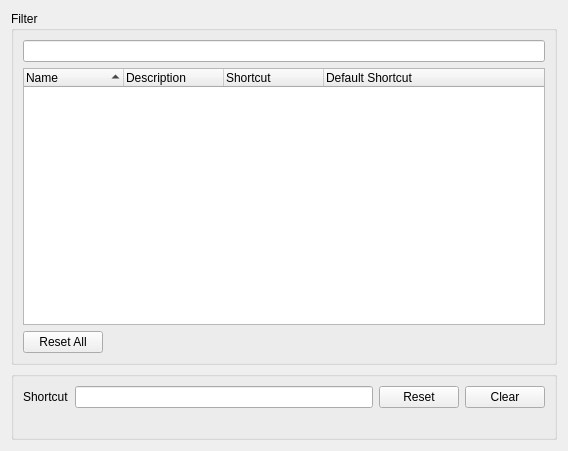
This is src/Sigil/Form_Files/PKeyboardShortcutsWidget.ui in Sigil-Ebook/Sigil as Qt 5 draws it before an edit. The edited form follows.
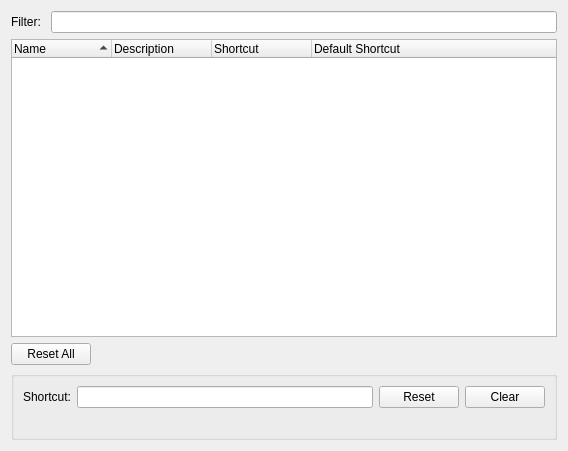
This is the edited form.

Diff of the .ui file:
```diff
--- a/src/Sigil/Form_Files/PKeyboardShortcutsWidget.ui
+++ b/src/Sigil/Form_Files/PKeyboardShortcutsWidget.ui
@@ -15,13 +15,17 @@
   </property>
   <layout class="QVBoxLayout">
    <item>
-    <widget class="QGroupBox" name="groupBox">
-     <property name="title">
-      <string>Filter</string>
-     </property>
-     <layout class="QVBoxLayout">
-      <item>
        <layout class="QHBoxLayout">
+     <item>
+      <widget class="QLabel" name="label">
+       <property name="toolTip">
+        <string>List only the entries containing the text you enter.</string>
+       </property>
+       <property name="text">
+        <string>Filter: </string>
+       </property>
+      </widget>
+     </item>
         <item>
          <widget class="QLineEdit" name="filterEdit"/>
         </item>
@@ -90,9 +94,6 @@
         </item>
        </layout>
       </item>
-     </layout>
-    </widget>
-   </item>
    <item>
     <widget class="QGroupBox" name="targetEditGroup">
      <property name="title">
@@ -104,7 +105,7 @@
         <item>
          <widget class="QLabel" name="targetEditLabel">
           <property name="text">
-           <string>Shortcut</string>
+           <string>Shortcut:</string>
           </property>
          </widget>
         </item>
```
Lines whose indentation alone changed are shown as unchanged.
